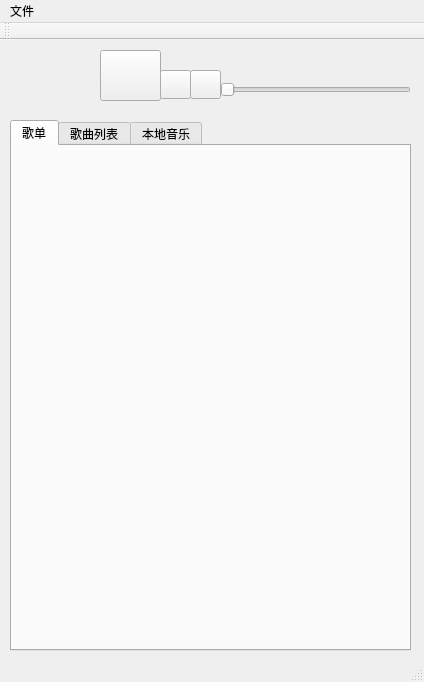
First picture: the form in mainwindow.ui, repository caisan/CloudMusic, before the edit.
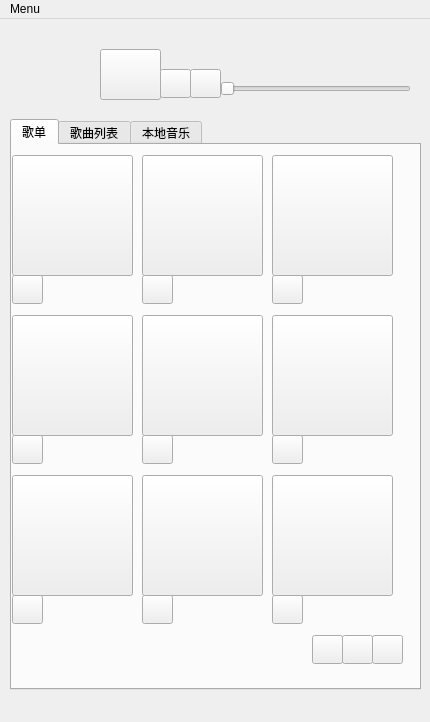
Second picture: the form after the edit. The open tabs and pages were chosen to show the change. Icons and pictures are not drawn.

```diff
--- a/mainwindow.ui
+++ b/mainwindow.ui
@@ -6,26 +6,32 @@
    <rect>
     <x>0</x>
     <y>0</y>
-    <width>424</width>
-    <height>682</height>
+    <width>430</width>
+    <height>722</height>
    </rect>
   </property>
   <property name="windowTitle">
    <string>MainWindow</string>
   </property>
+  <property name="styleSheet">
+   <string notr="true"/>
+  </property>
   <widget class="QWidget" name="centralWidget">
    <widget class="QTabWidget" name="tabWidget">
     <property name="geometry">
      <rect>
       <x>10</x>
-      <y>80</y>
-      <width>401</width>
-      <height>531</height>
+      <y>100</y>
+      <width>411</width>
+      <height>571</height>
      </rect>
     </property>
     <property name="focusPolicy">
      <enum>Qt::NoFocus</enum>
     </property>
+    <property name="styleSheet">
+     <string notr="true"/>
+    </property>
     <property name="currentIndex">
      <number>2</number>
     </property>
@@ -33,6 +39,492 @@
      <attribute name="title">
       <string>歌单</string>
      </attribute>
+     <widget class="QPushButton" name="last_page_BTN">
+      <property name="geometry">
+       <rect>
+        <x>330</x>
+        <y>490</y>
+        <width>31</width>
+        <height>29</height>
+       </rect>
+      </property>
+      <property name="focusPolicy">
+       <enum>Qt::NoFocus</enum>
+      </property>
+      <property name="text">
+       <string/>
+      </property>
+     </widget>
+     <widget class="QPushButton" name="next_page_BTN">
+      <property name="geometry">
+       <rect>
+        <x>360</x>
+        <y>490</y>
+        <width>31</width>
+        <height>29</height>
+       </rect>
+      </property>
+      <property name="focusPolicy">
+       <enum>Qt::NoFocus</enum>
+      </property>
+      <property name="text">
+       <string/>
+      </property>
+     </widget>
+     <widget class="QPushButton" name="refesh_BTN">
+      <property name="geometry">
+       <rect>
+        <x>300</x>
+        <y>490</y>
+        <width>31</width>
+        <height>29</height>
+       </rect>
+      </property>
+      <property name="focusPolicy">
+       <enum>Qt::NoFocus</enum>
+      </property>
+      <property name="styleSheet">
+       <string notr="true"/>
+      </property>
+      <property name="text">
+       <string/>
+      </property>
+     </widget>
+     <widget class="QPushButton" name="image_1">
+      <property name="geometry">
+       <rect>
+        <x>0</x>
+        <y>10</y>
+        <width>121</width>
+        <height>121</height>
+       </rect>
+      </property>
+      <property name="focusPolicy">
+       <enum>Qt::NoFocus</enum>
+      </property>
+      <property name="styleSheet">
+       <string notr="true">image: url(:/new/images/Pause_64.png);</string>
+      </property>
+      <property name="text">
+       <string/>
+      </property>
+     </widget>
+     <widget class="QPushButton" name="image_2">
+      <property name="geometry">
+       <rect>
+        <x>130</x>
+        <y>10</y>
+        <width>121</width>
+        <height>121</height>
+       </rect>
+      </property>
+      <property name="focusPolicy">
+       <enum>Qt::NoFocus</enum>
+      </property>
+      <property name="text">
+       <string/>
+      </property>
+     </widget>
+     <widget class="QPushButton" name="image_3">
+      <property name="geometry">
+       <rect>
+        <x>260</x>
+        <y>10</y>
+        <width>121</width>
+        <height>121</height>
+       </rect>
+      </property>
+      <property name="focusPolicy">
+       <enum>Qt::NoFocus</enum>
+      </property>
+      <property name="text">
+       <string/>
+      </property>
+     </widget>
+     <widget class="QPushButton" name="list_play_1">
+      <property name="geometry">
+       <rect>
+        <x>0</x>
+        <y>130</y>
+        <width>31</width>
+        <height>29</height>
+       </rect>
+      </property>
+      <property name="focusPolicy">
+       <enum>Qt::NoFocus</enum>
+      </property>
+      <property name="styleSheet">
+       <string notr="true"/>
+      </property>
+      <property name="text">
+       <string/>
+      </property>
+     </widget>
+     <widget class="QPushButton" name="list_play_2">
+      <property name="geometry">
+       <rect>
+        <x>130</x>
+        <y>130</y>
+        <width>31</width>
+        <height>29</height>
+       </rect>
+      </property>
+      <property name="focusPolicy">
+       <enum>Qt::NoFocus</enum>
+      </property>
+      <property name="styleSheet">
+       <string notr="true"/>
+      </property>
+      <property name="text">
+       <string/>
+      </property>
+     </widget>
+     <widget class="QPushButton" name="list_play_3">
+      <property name="geometry">
+       <rect>
+        <x>260</x>
+        <y>130</y>
+        <width>31</width>
+        <height>29</height>
+       </rect>
+      </property>
+      <property name="focusPolicy">
+       <enum>Qt::NoFocus</enum>
+      </property>
+      <property name="styleSheet">
+       <string notr="true"/>
+      </property>
+      <property name="text">
+       <string/>
+      </property>
+     </widget>
+     <widget class="QLabel" name="list_name_1">
+      <property name="geometry">
+       <rect>
+        <x>30</x>
+        <y>130</y>
+        <width>91</width>
+        <height>31</height>
+       </rect>
+      </property>
+      <property name="text">
+       <string/>
+      </property>
+     </widget>
+     <widget class="QLabel" name="list_name_2">
+      <property name="geometry">
+       <rect>
+        <x>160</x>
+        <y>130</y>
+        <width>91</width>
+        <height>31</height>
+       </rect>
+      </property>
+      <property name="text">
+       <string/>
+      </property>
+     </widget>
+     <widget class="QLabel" name="list_name_3">
+      <property name="geometry">
+       <rect>
+        <x>290</x>
+        <y>130</y>
+        <width>91</width>
+        <height>31</height>
+       </rect>
+      </property>
+      <property name="text">
+       <string/>
+      </property>
+     </widget>
+     <widget class="QLabel" name="list_name_4">
+      <property name="geometry">
+       <rect>
+        <x>30</x>
+        <y>290</y>
+        <width>91</width>
+        <height>31</height>
+       </rect>
+      </property>
+      <property name="text">
+       <string/>
+      </property>
+     </widget>
+     <widget class="QPushButton" name="image_4">
+      <property name="geometry">
+       <rect>
+        <x>0</x>
+        <y>170</y>
+        <width>121</width>
+        <height>121</height>
+       </rect>
+      </property>
+      <property name="focusPolicy">
+       <enum>Qt::NoFocus</enum>
+      </property>
+      <property name="text">
+       <string/>
+      </property>
+     </widget>
+     <widget class="QPushButton" name="list_play_4">
+      <property name="geometry">
+       <rect>
+        <x>0</x>
+        <y>290</y>
+        <width>31</width>
+        <height>29</height>
+       </rect>
+      </property>
+      <property name="focusPolicy">
+       <enum>Qt::NoFocus</enum>
+      </property>
+      <property name="styleSheet">
+       <string notr="true"/>
+      </property>
+      <property name="text">
+       <string/>
+      </property>
+     </widget>
+     <widget class="QLabel" name="list_name_5">
+      <property name="geometry">
+       <rect>
+        <x>160</x>
+        <y>290</y>
+        <width>91</width>
+        <height>31</height>
+       </rect>
+      </property>
+      <property name="text">
+       <string/>
+      </property>
+     </widget>
+     <widget class="QPushButton" name="image_5">
+      <property name="geometry">
+       <rect>
+        <x>130</x>
+        <y>170</y>
+        <width>121</width>
+        <height>121</height>
+       </rect>
+      </property>
+      <property name="focusPolicy">
+       <enum>Qt::NoFocus</enum>
+      </property>
+      <property name="text">
+       <string/>
+      </property>
+     </widget>
+     <widget class="QPushButton" name="list_play_5">
+      <property name="geometry">
+       <rect>
+        <x>130</x>
+        <y>290</y>
+        <width>31</width>
+        <height>29</height>
+       </rect>
+      </property>
+      <property name="focusPolicy">
+       <enum>Qt::NoFocus</enum>
+      </property>
+      <property name="styleSheet">
+       <string notr="true"/>
+      </property>
+      <property name="text">
+       <string/>
+      </property>
+     </widget>
+     <widget class="QLabel" name="list_name_6">
+      <property name="geometry">
+       <rect>
+        <x>290</x>
+        <y>290</y>
+        <width>91</width>
+        <height>31</height>
+       </rect>
+      </property>
+      <property name="text">
+       <string/>
+      </property>
+     </widget>
+     <widget class="QPushButton" name="image_6">
+      <property name="geometry">
+       <rect>
+        <x>260</x>
+        <y>170</y>
+        <width>121</width>
+        <height>121</height>
+       </rect>
+      </property>
+      <property name="focusPolicy">
+       <enum>Qt::NoFocus</enum>
+      </property>
+      <property name="text">
+       <string/>
+      </property>
+     </widget>
+     <widget class="QPushButton" name="list_play_6">
+      <property name="geometry">
+       <rect>
+        <x>260</x>
+        <y>290</y>
+        <width>31</width>
+        <height>29</height>
+       </rect>
+      </property>
+      <property name="focusPolicy">
+       <enum>Qt::NoFocus</enum>
+      </property>
+      <property name="styleSheet">
+       <string notr="true"/>
+      </property>
+      <property name="text">
+       <string/>
+      </property>
+     </widget>
+     <widget class="QLabel" name="list_name_7">
+      <property name="geometry">
+       <rect>
+        <x>30</x>
+        <y>450</y>
+        <width>91</width>
+        <height>31</height>
+       </rect>
+      </property>
+      <property name="text">
+       <string/>
+      </property>
+     </widget>
+     <widget class="QPushButton" name="image_7">
+      <property name="geometry">
+       <rect>
+        <x>0</x>
+        <y>330</y>
+        <width>121</width>
+        <height>121</height>
+       </rect>
+      </property>
+      <property name="focusPolicy">
+       <enum>Qt::NoFocus</enum>
+      </property>
+      <property name="text">
+       <string/>
+      </property>
+     </widget>
+     <widget class="QPushButton" name="list_play_7">
+      <property name="geometry">
+       <rect>
+        <x>0</x>
+        <y>450</y>
+        <width>31</width>
+        <height>29</height>
+       </rect>
+      </property>
+      <property name="focusPolicy">
+       <enum>Qt::NoFocus</enum>
+      </property>
+      <property name="styleSheet">
+       <string notr="true"/>
+      </property>
+      <property name="text">
+       <string/>
+      </property>
+     </widget>
+     <widget class="QLabel" name="list_name_8">
+      <property name="geometry">
+       <rect>
+        <x>160</x>
+        <y>450</y>
+        <width>91</width>
+        <height>31</height>
+       </rect>
+      </property>
+      <property name="text">
+       <string/>
+      </property>
+     </widget>
+     <widget class="QPushButton" name="image_8">
+      <property name="geometry">
+       <rect>
+        <x>130</x>
+        <y>330</y>
+        <width>121</width>
+        <height>121</height>
+       </rect>
+      </property>
+      <property name="focusPolicy">
+       <enum>Qt::NoFocus</enum>
+      </property>
+      <property name="text">
+       <string/>
+      </property>
+     </widget>
+     <widget class="QPushButton" name="list_play_8">
+      <property name="geometry">
+       <rect>
+        <x>130</x>
+        <y>450</y>
+        <width>31</width>
+        <height>29</height>
+       </rect>
+      </property>
+      <property name="focusPolicy">
+       <enum>Qt::NoFocus</enum>
+      </property>
+      <property name="styleSheet">
+       <string notr="true"/>
+      </property>
+      <property name="text">
+       <string/>
+      </property>
+     </widget>
+     <widget class="QLabel" name="list_name_9">
+      <property name="geometry">
+       <rect>
+        <x>290</x>
+        <y>450</y>
+        <width>91</width>
+        <height>31</height>
+       </rect>
+      </property>
+      <property name="text">
+       <string/>
+      </property>
+     </widget>
+     <widget class="QPushButton" name="image_9">
+      <property name="geometry">
+       <rect>
+        <x>260</x>
+        <y>330</y>
+        <width>121</width>
+        <height>121</height>
+       </rect>
+      </property>
+      <property name="focusPolicy">
+       <enum>Qt::NoFocus</enum>
+      </property>
+      <property name="text">
+       <string/>
+      </property>
+     </widget>
+     <widget class="QPushButton" name="list_play_9">
+      <property name="geometry">
+       <rect>
+        <x>260</x>
+        <y>450</y>
+        <width>31</width>
+        <height>29</height>
+       </rect>
+      </property>
+      <property name="focusPolicy">
+       <enum>Qt::NoFocus</enum>
+      </property>
+      <property name="styleSheet">
+       <string notr="true"/>
+      </property>
+      <property name="text">
+       <string/>
+      </property>
+     </widget>
     </widget>
     <widget class="QWidget" name="tab_2">
      <attribute name="title">
@@ -49,7 +541,7 @@
     <property name="geometry">
      <rect>
       <x>10</x>
-      <y>0</y>
+      <y>10</y>
       <width>81</width>
       <height>71</height>
      </rect>
@@ -62,7 +554,7 @@
     <property name="geometry">
      <rect>
       <x>100</x>
-      <y>10</y>
+      <y>30</y>
       <width>61</width>
       <height>51</height>
      </rect>
@@ -78,7 +570,7 @@
     <property name="geometry">
      <rect>
       <x>160</x>
-      <y>30</y>
+      <y>50</y>
       <width>31</width>
       <height>29</height>
      </rect>
@@ -94,7 +586,7 @@
     <property name="geometry">
      <rect>
       <x>220</x>
-      <y>40</y>
+      <y>60</y>
       <width>191</width>
       <height>20</height>
      </rect>
@@ -105,12 +597,15 @@
     <property name="orientation">
      <enum>Qt::Horizontal</enum>
     </property>
+    <property name="tickPosition">
+     <enum>QSlider::NoTicks</enum>
+    </property>
    </widget>
    <widget class="QPushButton" name="stop_BTN">
     <property name="geometry">
      <rect>
       <x>190</x>
-      <y>30</y>
+      <y>50</y>
       <width>31</width>
       <height>29</height>
      </rect>
@@ -128,28 +623,19 @@
     <rect>
      <x>0</x>
      <y>0</y>
-     <width>424</width>
+     <width>430</width>
      <height>29</height>
     </rect>
    </property>
    <widget class="QMenu" name="menu">
     <property name="title">
-     <string>文件</string>
+     <string>Menu</string>
     </property>
     <addaction name="load_action"/>
     <addaction name="exit_action"/>
    </widget>
    <addaction name="menu"/>
   </widget>
-  <widget class="QToolBar" name="mainToolBar">
-   <attribute name="toolBarArea">
-    <enum>TopToolBarArea</enum>
-   </attribute>
-   <attribute name="toolBarBreak">
-    <bool>false</bool>
-   </attribute>
-  </widget>
-  <widget class="QStatusBar" name="statusBar"/>
   <action name="load_action">
    <property name="text">
     <string>导入本地音乐</string>
```
Left out of the diff: 54 changed lines with no effect on the pictures.
